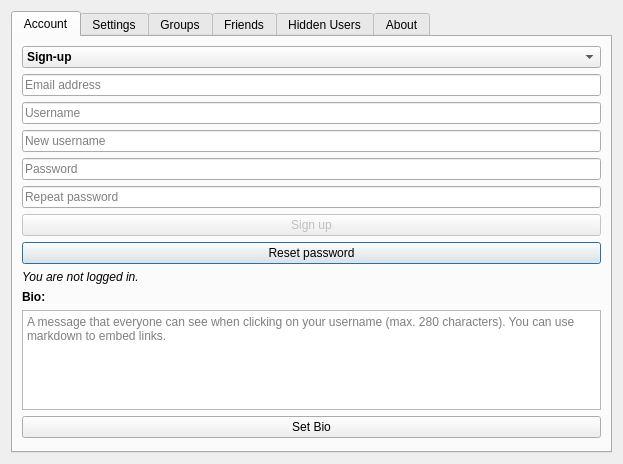
This is designer/config.ui in ThoreBor/Anki_Leaderboard as Qt 5 draws it before an edit. The edited form follows.
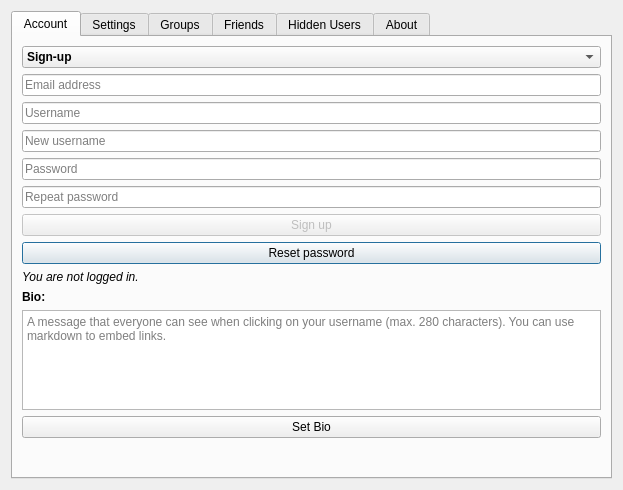
This is the edited form.

```diff
--- a/designer/config.ui
+++ b/designer/config.ui
@@ -7,7 +7,7 @@
     <x>0</x>
     <y>0</y>
     <width>623</width>
-    <height>464</height>
+    <height>490</height>
    </rect>
   </property>
   <property name="sizePolicy">
```
Left out of the diff: 7 changed lines with no effect on the pictures.
